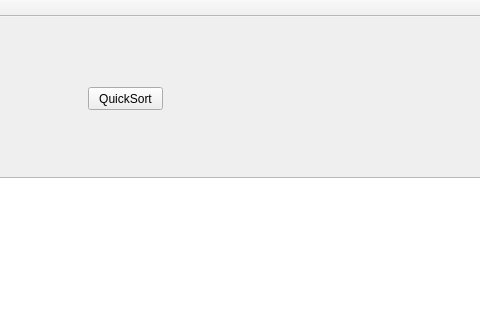
Qt form Primer_Proyecto_Programado/mainwindow.ui (abadillagodinez/ED_Progra_1) before a commit; both pictures show x 262 to 742 and y 0 to 320 of the 1126 by 462 pixel window.
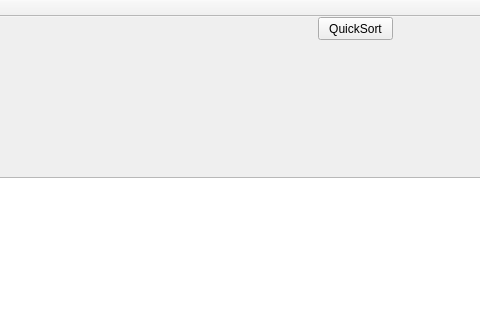
The same form after that commit.

Diff of the .ui file:
```diff
--- a/Primer_Proyecto_Programado/mainwindow.ui
+++ b/Primer_Proyecto_Programado/mainwindow.ui
@@ -53,8 +53,8 @@
    <widget class="QPushButton" name="pushButton_2">
     <property name="geometry">
      <rect>
-      <x>350</x>
-      <y>70</y>
+      <x>580</x>
+      <y>0</y>
       <width>75</width>
       <height>23</height>
      </rect>
```
Left out of the diff: 6 changed lines with no effect on the pictures.
